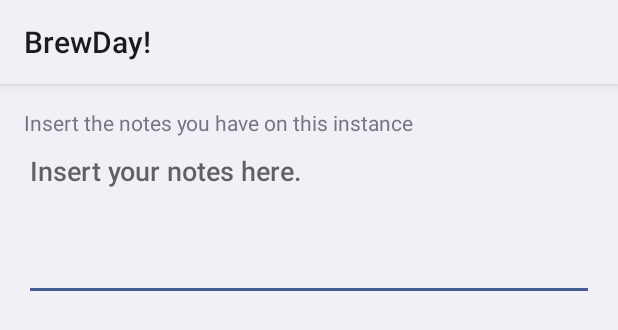
After one commit to UnimibSoftEngCourse2022/progetto-birra-1-beer2beer, an Android app: the layout dialog_edit_recipe_instance.xml on its own in the app's theme, with its tools: preview values and no code run, on a phone screen of 412 x 824 dp. The commit adds this screen. Shown: the top 330 px of the screen. Run offline under Robolectric (Android 15) with nearby library versions, the phone set to English and light mode, and no system bars.

Commit message:
Recipe instances can now be modified.

```diff
--- a/app/src/main/java/com/example/beer2beer/SharedViewModel.kt
+++ b/app/src/main/java/com/example/beer2beer/SharedViewModel.kt
@@ -193,4 +193,8 @@ class SharedViewModel(application: Application) : AndroidViewModel(application)
         recipeRepository.createInstance(recipeInstance)
         return true
     }
+
+    fun updateRecipeInstance(instanceId: Int, newNote: String){
+        recipeRepository.updateRecipeInstance(instanceId, newNote)
+    }
 }
--- a/app/src/main/java/com/example/beer2beer/fragments/RecipeDetailFragment.kt
+++ b/app/src/main/java/com/example/beer2beer/fragments/RecipeDetailFragment.kt
@@ -12,6 +12,7 @@ import com.example.beer2beer.adapters.RecipeIngredientsAdapter
 import com.example.beer2beer.adapters.RecipeInstanceAdapter
 import com.example.beer2beer.databinding.FragmentRecipeDetailBinding
 import com.example.beer2beer.dialogs.AddRecipeInstanceDialogFragment
+import com.example.beer2beer.dialogs.EditRecipeInstanceDialogFragment
 
 class RecipeDetailFragment : Fragment() {
     private lateinit var binding: FragmentRecipeDetailBinding
@@ -48,6 +49,10 @@ class RecipeDetailFragment : Fragment() {
             instancesAdapter.submitList(viewModel.filterRecipeInstancesList(recipeInstancesList, recipeId))
         }
         binding.recipeInstancesRecyclerView.adapter = instancesAdapter
+        instancesAdapter.onItemClick = { recipeInstance ->
+            val dialog = EditRecipeInstanceDialogFragment(recipeInstance)
+            dialog.show(childFragmentManager, "RecipeInstanceDialog")
+        }
 
         return binding.root
     }
--- a/app/src/main/java/com/example/beer2beer/repository/RecipeRepository.kt
+++ b/app/src/main/java/com/example/beer2beer/repository/RecipeRepository.kt
@@ -38,9 +38,9 @@ class RecipeRepository (
         }
     }
 
-    fun updateRecipe(recipe: Recipe) {
+    fun updateRecipeInstance(recipeId: Int, newNote: String) {
         coroutineContext.launch(Dispatchers.IO) {
-            dao.update(recipe)
+            dao.updateRecipeInstance(recipeId, newNote)
         }
     }
 
--- /dev/null
+++ b/app/src/main/res/layout/dialog_edit_recipe_instance.xml
@@ -0,0 +1,46 @@
+<?xml version="1.0" encoding="utf-8"?>
+
+<layout xmlns:app="http://schemas.android.com/apk/res-auto"
+    xmlns:tools="http://schemas.android.com/tools"
+    xmlns:android="http://schemas.android.com/apk/res/android">
+
+    <data>
+
+        <variable
+            name="fragment"
+            type="com.example.beer2beer.dialogs.EditRecipeInstanceDialogFragment" />
+    </data>
+
+    <androidx.constraintlayout.widget.ConstraintLayout
+        android:layout_width="match_parent"
+        android:layout_height="wrap_content">
+
+        <TextView
+            android:id="@+id/textView2"
+            android:layout_width="wrap_content"
+            android:layout_height="wrap_content"
+            android:layout_marginStart="16dp"
+            android:layout_marginTop="16dp"
+            android:text="@string/instanceNoteTextView"
+            app:layout_constraintStart_toStartOf="parent"
+            app:layout_constraintTop_toTopOf="parent" />
+
+        <EditText
+            android:id="@+id/editTextTextMultiLine"
+            android:layout_width="0dp"
+            android:layout_height="wrap_content"
+            android:layout_marginEnd="16dp"
+            android:ems="10"
+            android:gravity="start|top"
+            android:hint="@string/noteEditText"
+            android:importantForAutofill="no"
+            android:inputType="textMultiLine"
+            android:lines="4"
+            android:minHeight="48dp"
+            app:layout_constraintBottom_toBottomOf="parent"
+            app:layout_constraintEnd_toEndOf="parent"
+            app:layout_constraintStart_toStartOf="@+id/textView2"
+            app:layout_constraintTop_toBottomOf="@+id/textView2"
+            tools:ignore="TextContrastCheck" />
+    </androidx.constraintlayout.widget.ConstraintLayout>
+</layout>
```
Also changed, not shown: app/src/main/java/com/example/beer2beer/MainActivity.kt (+7 -2 lines), app/src/main/java/com/example/beer2beer/adapters/RecipeInstanceAdapter.kt (+9 -2 lines), app/src/main/java/com/example/beer2beer/database/RecipeDao.kt (+9 -4 lines), app/src/main/java/com/example/beer2beer/dialogs/EditRecipeInstanceDialogFragment.kt (added, +63 -0 lines).
